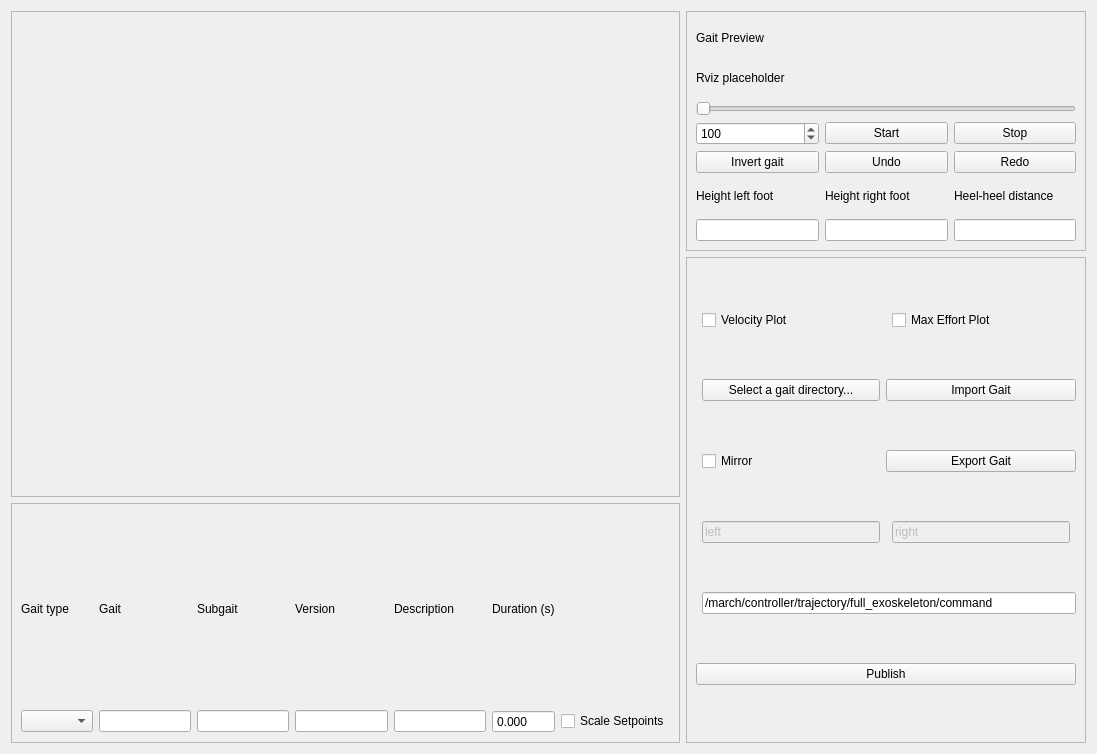
First picture: the form in march_rqt_gait_generator/resource/gait_generator.ui, repository project-march/ProjectMarch, before the edit.
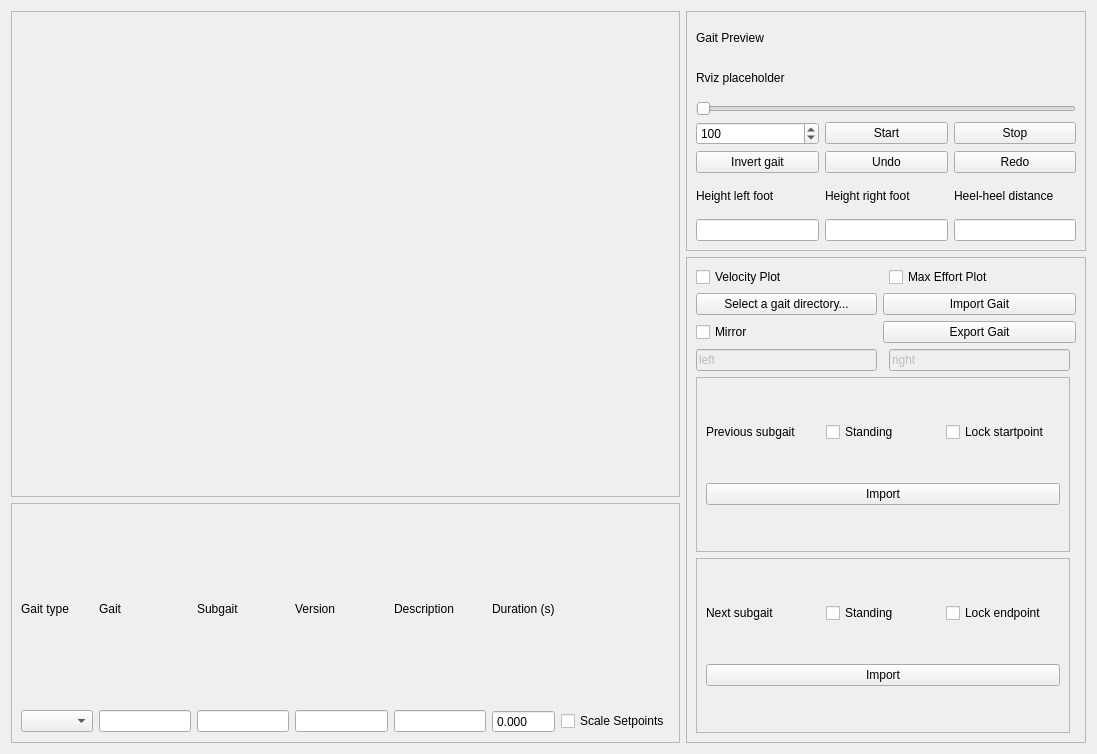
Second picture: the form after the edit.

Commit message: Make menus for selecting previous and next subgait. Remove unused Publish gait functionality

Patch:
```diff
--- a/march_rqt_gait_generator/resource/gait_generator.ui
+++ b/march_rqt_gait_generator/resource/gait_generator.ui
@@ -151,122 +151,7 @@
      <property name="frameShadow">
       <enum>QFrame::Raised</enum>
      </property>
-     <layout class="QGridLayout" name="gridLayout_4">
-      <item row="7" column="2" colspan="4">
-       <widget class="QLineEdit" name="topic_name_line_edit">
-        <property name="sizePolicy">
-         <sizepolicy hsizetype="Expanding" vsizetype="Fixed">
-          <horstretch>0</horstretch>
-          <verstretch>0</verstretch>
-         </sizepolicy>
-        </property>
-        <property name="text">
-         <string>/march/controller/trajectory/full_exoskeleton/command</string>
-        </property>
-       </widget>
-      </item>
-      <item row="2" column="3" colspan="3">
-       <widget class="QPushButton" name="export_gait_button">
-        <property name="text">
-         <string>Export Gait</string>
-        </property>
-       </widget>
-      </item>
-      <item row="2" column="2">
-       <widget class="QCheckBox" name="mirror_check_box">
-        <property name="text">
-         <string>Mirror</string>
-        </property>
-       </widget>
-      </item>
-      <item row="8" column="1" colspan="5">
-       <widget class="QPushButton" name="publish_gait_button">
-        <property name="sizePolicy">
-         <sizepolicy hsizetype="Expanding" vsizetype="Fixed">
-          <horstretch>0</horstretch>
-          <verstretch>0</verstretch>
-         </sizepolicy>
-        </property>
-        <property name="text">
-         <string>Publish</string>
-        </property>
-       </widget>
-      </item>
-      <item row="1" column="3" colspan="3">
-       <widget class="QPushButton" name="import_gait_button">
-        <property name="sizePolicy">
-         <sizepolicy hsizetype="Expanding" vsizetype="Fixed">
-          <horstretch>0</horstretch>
-          <verstretch>0</verstretch>
-         </sizepolicy>
-        </property>
-        <property name="text">
-         <string>Import Gait</string>
-        </property>
-       </widget>
-      </item>
-      <item row="1" column="2">
-       <widget class="QPushButton" name="change_gait_directory_button">
-        <property name="sizePolicy">
-         <sizepolicy hsizetype="Expanding" vsizetype="Fixed">
-          <horstretch>0</horstretch>
-          <verstretch>0</verstretch>
-         </sizepolicy>
-        </property>
-        <property name="maximumSize">
-         <size>
-          <width>200</width>
-          <height>16777215</height>
-         </size>
-        </property>
-        <property name="layoutDirection">
-         <enum>Qt::LeftToRight</enum>
-        </property>
-        <property name="styleSheet">
-         <string notr="true">#ChangeGaitDirectory {
-Text-align: right
-}</string>
-        </property>
-        <property name="text">
-         <string>Select a gait directory...</string>
-        </property>
-       </widget>
-      </item>
-      <item row="3" column="2">
-       <widget class="QLineEdit" name="mirror_key1_line_edit">
-        <property name="enabled">
-         <bool>false</bool>
-        </property>
-        <property name="text">
-         <string>left</string>
-        </property>
-       </widget>
-      </item>
-      <item row="3" column="4">
-       <widget class="QLineEdit" name="mirror_key2_line_edit">
-        <property name="enabled">
-         <bool>false</bool>
-        </property>
-        <property name="text">
-         <string>right</string>
-        </property>
-       </widget>
-      </item>
-      <item row="0" column="2">
-       <widget class="QCheckBox" name="velocity_plot_check_box">
-        <property name="text">
-         <string>Velocity Plot</string>
-        </property>
-       </widget>
-      </item>
-      <item row="0" column="4">
-       <widget class="QCheckBox" name="effort_plot_check_box">
-        <property name="text">
-         <string>Max Effort Plot</string>
-        </property>
-       </widget>
-      </item>
-     </layout>
+     <layout class="QGridLayout" name="gridLayout_2"/>
     </widget>
    </item>
    <item row="0" column="1">
@@ -413,6 +298,210 @@
      </layout>
     </widget>
    </item>
+   <item row="1" column="1" rowspan="2">
+    <widget class="QFrame" name="SettingsFrame">
+     <property name="sizePolicy">
+      <sizepolicy hsizetype="Fixed" vsizetype="Minimum">
+       <horstretch>0</horstretch>
+       <verstretch>0</verstretch>
+      </sizepolicy>
+     </property>
+     <property name="minimumSize">
+      <size>
+       <width>400</width>
+       <height>0</height>
+      </size>
+     </property>
+     <property name="frameShape">
+      <enum>QFrame::StyledPanel</enum>
+     </property>
+     <property name="frameShadow">
+      <enum>QFrame::Raised</enum>
+     </property>
+     <layout class="QGridLayout" name="gridLayout_4">
+      <item row="2" column="2" colspan="3">
+       <widget class="QPushButton" name="export_gait_button">
+        <property name="text">
+         <string>Export Gait</string>
+        </property>
+       </widget>
+      </item>
+      <item row="2" column="1">
+       <widget class="QCheckBox" name="mirror_check_box">
+        <property name="text">
+         <string>Mirror</string>
+        </property>
+       </widget>
+      </item>
+      <item row="1" column="2" colspan="3">
+       <widget class="QPushButton" name="import_gait_button">
+        <property name="sizePolicy">
+         <sizepolicy hsizetype="Expanding" vsizetype="Fixed">
+          <horstretch>0</horstretch>
+          <verstretch>0</verstretch>
+         </sizepolicy>
+        </property>
+        <property name="text">
+         <string>Import Gait</string>
+        </property>
+       </widget>
+      </item>
+      <item row="1" column="1">
+       <widget class="QPushButton" name="change_gait_directory_button">
+        <property name="sizePolicy">
+         <sizepolicy hsizetype="Expanding" vsizetype="Fixed">
+          <horstretch>0</horstretch>
+          <verstretch>0</verstretch>
+         </sizepolicy>
+        </property>
+        <property name="maximumSize">
+         <size>
+          <width>200</width>
+          <height>16777215</height>
+         </size>
+        </property>
+        <property name="layoutDirection">
+         <enum>Qt::LeftToRight</enum>
+        </property>
+        <property name="styleSheet">
+         <string notr="true">#ChangeGaitDirectory {
+Text-align: right
+}</string>
+        </property>
+        <property name="text">
+         <string>Select a gait directory...</string>
+        </property>
+       </widget>
+      </item>
+      <item row="3" column="1">
+       <widget class="QLineEdit" name="mirror_key1_line_edit">
+        <property name="enabled">
+         <bool>false</bool>
+        </property>
+        <property name="text">
+         <string>left</string>
+        </property>
+       </widget>
+      </item>
+      <item row="3" column="3">
+       <widget class="QLineEdit" name="mirror_key2_line_edit">
+        <property name="enabled">
+         <bool>false</bool>
+        </property>
+        <property name="text">
+         <string>right</string>
+        </property>
+       </widget>
+      </item>
+      <item row="0" column="1">
+       <widget class="QCheckBox" name="velocity_plot_check_box">
+        <property name="text">
+         <string>Velocity Plot</string>
+        </property>
+       </widget>
+      </item>
+      <item row="0" column="3">
+       <widget class="QCheckBox" name="effort_plot_check_box">
+        <property name="text">
+         <string>Max Effort Plot</string>
+        </property>
+       </widget>
+      </item>
+      <item row="7" column="1" colspan="3">
+       <widget class="QFrame" name="previous_subgait_container">
+        <property name="frameShape">
+         <enum>QFrame::StyledPanel</enum>
+        </property>
+        <property name="frameShadow">
+         <enum>QFrame::Raised</enum>
+        </property>
+        <layout class="QGridLayout" name="gridLayout_7">
+         <item row="0" column="0">
+          <widget class="QLabel" name="previous_subgait_label">
+           <property name="text">
+            <string>Previous subgait</string>
+           </property>
+          </widget>
+         </item>
+         <item row="0" column="1">
+          <widget class="QCheckBox" name="previous_is_standing_check_box">
+           <property name="text">
+            <string>Standing</string>
+           </property>
+          </widget>
+         </item>
+         <item row="0" column="2">
+          <widget class="QCheckBox" name="lock_startpoint_check_box">
+           <property name="text">
+            <string>Lock startpoint</string>
+           </property>
+          </widget>
+         </item>
+         <item row="2" column="0" colspan="3">
+          <widget class="QPushButton" name="import_previous_subgait_button">
+           <property name="sizePolicy">
+            <sizepolicy hsizetype="Expanding" vsizetype="Fixed">
+             <horstretch>0</horstretch>
+             <verstretch>0</verstretch>
+            </sizepolicy>
+           </property>
+           <property name="text">
+            <string>Import</string>
+           </property>
+          </widget>
+         </item>
+        </layout>
+       </widget>
+      </item>
+      <item row="8" column="1" colspan="3">
+       <widget class="QFrame" name="next_subgait_container">
+        <property name="frameShape">
+         <enum>QFrame::StyledPanel</enum>
+        </property>
+        <property name="frameShadow">
+         <enum>QFrame::Raised</enum>
+        </property>
+        <layout class="QGridLayout" name="gridLayout_6">
+         <item row="0" column="0">
+          <widget class="QLabel" name="next_subgait_label">
+           <property name="text">
+            <string>Next subgait</string>
+           </property>
+          </widget>
+         </item>
+         <item row="0" column="1">
+          <widget class="QCheckBox" name="next_is_standing_check_box">
+           <property name="text">
+            <string>Standing</string>
+           </property>
+          </widget>
+         </item>
+         <item row="0" column="2">
+          <widget class="QCheckBox" name="lock_endpoint_check_box">
+           <property name="text">
+            <string>Lock endpoint</string>
+           </property>
+          </widget>
+         </item>
+         <item row="1" column="0" colspan="3">
+          <widget class="QPushButton" name="import_next_subgait_button">
+           <property name="sizePolicy">
+            <sizepolicy hsizetype="Expanding" vsizetype="Fixed">
+             <horstretch>0</horstretch>
+             <verstretch>0</verstretch>
+            </sizepolicy>
+           </property>
+           <property name="text">
+            <string>Import</string>
+           </property>
+          </widget>
+         </item>
+        </layout>
+       </widget>
+      </item>
+     </layout>
+    </widget>
+   </item>
   </layout>
  </widget>
  <resources/>
```
Left out of the diff: 27 changed lines with no effect on the pictures. The commit also changes 2 other files.
